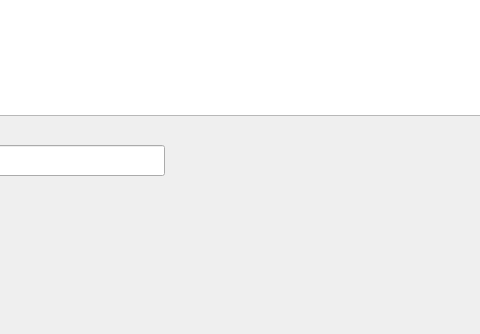
Old version of the form weather_monitor_gui.ui in the repository Dreamwalkerx5/weather_monitor; both pictures show x 126 to 606 and y 465 to 799 of the 1090 by 799 pixel window.
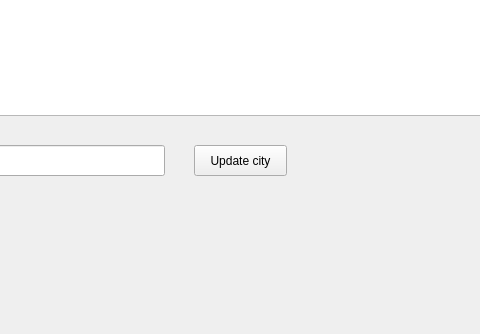
New version of the form.

```diff
--- a/weather_monitor_gui.ui
+++ b/weather_monitor_gui.ui
@@ -183,6 +183,19 @@
      <string>City</string>
     </property>
    </widget>
+   <widget class="QPushButton" name="city_button">
+    <property name="geometry">
+     <rect>
+      <x>320</x>
+      <y>610</y>
+      <width>93</width>
+      <height>31</height>
+     </rect>
+    </property>
+    <property name="text">
+     <string>Update city</string>
+    </property>
+   </widget>
   </widget>
   <widget class="QMenuBar" name="menubar">
    <property name="geometry">
```
Left out of the diff: 2 changed lines with no effect on the pictures.
